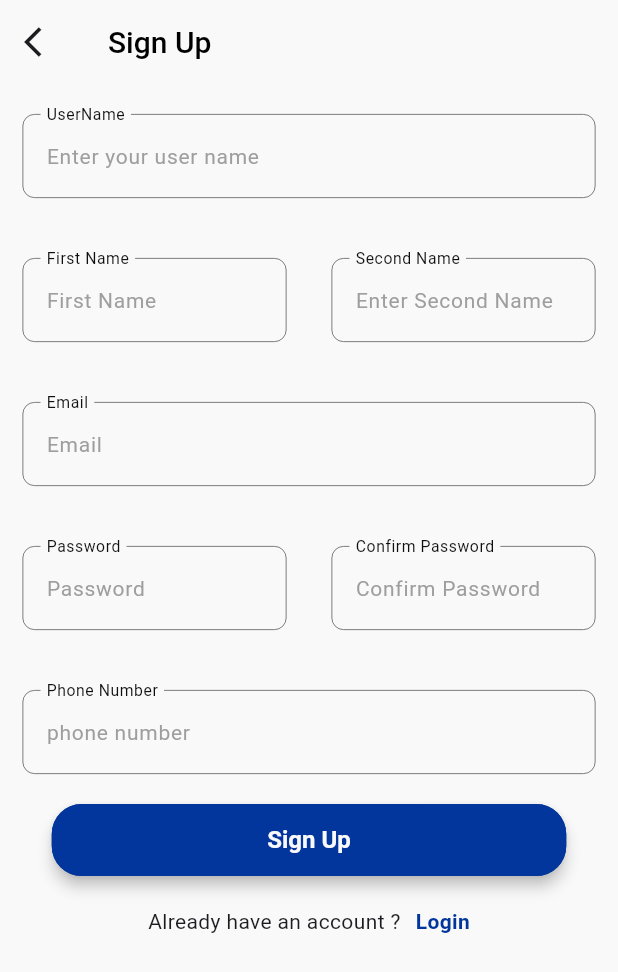
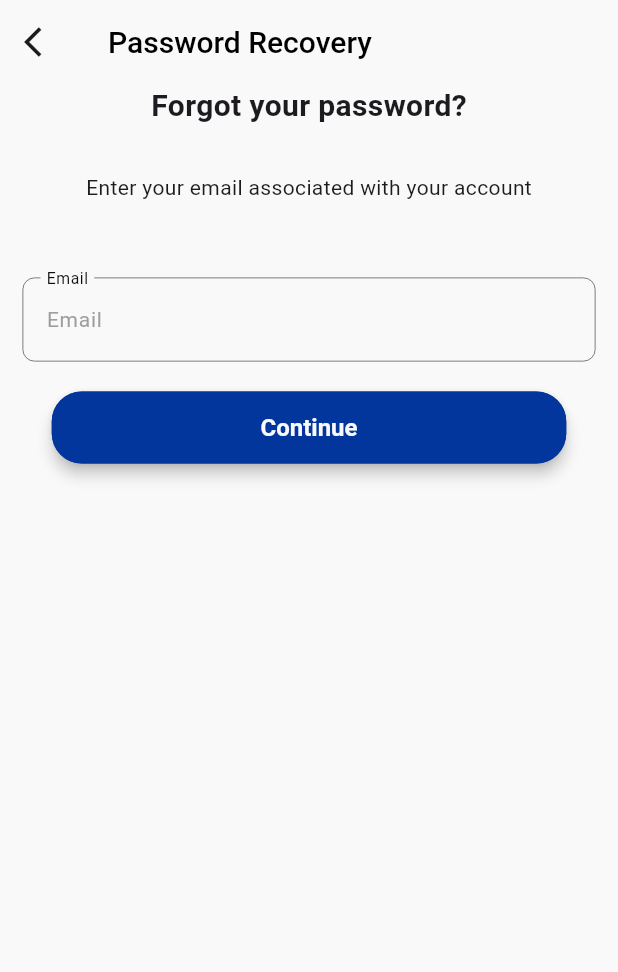
Before and after one commit to CodeMatesOrganization/online_exam_app, a Flutter app: the screen it shows after launch, on a phone screen of 412 x 824 dp. Shown: the top 972 px of the screen. Run offline on Flutter 3.47's test engine with Material 3 defaults, Android fonts, the phone set to English and light mode, and no system bars; our stand-ins replace dio, equatable, flutter_bloc, get_it, injectable, pretty_dio_logger and 1 more; generated files the repository leaves out were written again.

Commit message:
forget password ui

```diff
--- a/lib/main.dart
+++ b/lib/main.dart
@@ -1,6 +1,7 @@
 import 'package:flutter/material.dart';
 import 'package:flutter_bloc/flutter_bloc.dart';
 import 'package:online_exam/core/theme/app_theme.dart';
+import 'package:online_exam/ui/auth/forgetPassword/ForgetPasswordScreen.dart';
 import 'package:online_exam/ui/auth/signUp/SignUpScreen.dart';
 import 'package:online_exam/ui/auth/signUp/SignUpViewModel.dart';
 import 'package:online_exam/ui/common/bloc_observer.dart';
@@ -19,9 +20,12 @@ class MyApp extends StatelessWidget {
     return BlocProvider(
       create: (_) => GetIt.instance<SignUpViewModel>(),
       child: MaterialApp(
-        theme: AppTheme.generalTheme, // ← هنا ضيف الثيم
-
-        home: SignUpScreen(),
+        theme: AppTheme.generalTheme,
+        initialRoute: '/forget_password', // الشاشة اللي تظهر أولاً
+        routes: {
+          '/forget_password': (context) => ForgetPasswordScreen(),
+          '/sign_up': (context) => SignUpScreen(),
+        },
       ),
     );
   }
--- a/lib/ui/auth/forgetPassword/ForgetPasswordScreen.dart
+++ b/lib/ui/auth/forgetPassword/ForgetPasswordScreen.dart
@@ -0,0 +1,112 @@
+import 'package:flutter/material.dart';
+import 'package:flutter_bloc/flutter_bloc.dart';
+import 'package:online_exam/core/theme/app_colors.dart';
+import 'package:online_exam/di.dart';
+import 'package:online_exam/ui/auth/signUp/SignUpContract.dart';
+import 'package:online_exam/ui/auth/signUp/SignUpViewModel.dart';
+import 'package:online_exam/ui/auth/signUp/widget/validator.dart';
+import 'package:online_exam/ui/widget/AppErrorWidget.dart';
+import 'package:online_exam/ui/widget/custome_text.dart';
+
+class ForgetPasswordScreen extends StatefulWidget {
+  static const String routename = "SignUp";
+
+  @override
+  State<ForgetPasswordScreen> createState() => _SignupState();
+}
+
+class _SignupState extends State<ForgetPasswordScreen> {
+
+
+  late TextEditingController emailcontroller;
+
+
+  late final SignUpViewModel viewModel;
+  void initState() {
+    super.initState();
+
+    emailcontroller = TextEditingController();
+
+    viewModel = getIt<SignUpViewModel>();
+  }
+
+
+  @override
+
+  Widget build(BuildContext context) {
+    return BlocProvider(
+      create: (context) => viewModel,
+      child: Scaffold(
+        appBar: AppBar(
+            centerTitle: false,
+            leading:
+            IconButton(onPressed: () {}, icon: Icon(Icons.arrow_back_ios)),
+            title: Text(
+              "Password Recovery",
+              style: TextStyle(
+                  color: Colors.black,
+                  fontSize: 20,
+                  fontWeight: FontWeight.w500),
+            )),
+        body:
+          Center(
+            child: Column(
+              children: [
+                Text("Forgot your password?" , style: TextStyle(fontSize: 20 , fontWeight: FontWeight.bold),),
+                SizedBox(height: 30,),
+                Text("Enter your email associated with your account"),
+                SizedBox(height: 30,),
+                Container(
+                  width: double.infinity,
+                  child: CustomTextField(
+                      hintText: "Email",
+                      labelText: "Email",
+                      controller: emailcontroller,
+                      validator: emailValidator),
+                ),
+
+                BlocConsumer<SignUpViewModel, SignUpState>(
+                  listener: (context, state) {
+                    if (state is SignUpLoadingState) {
+                      showDialog(
+                        context: context,
+                        barrierDismissible: false,
+                        builder: (_) => Center(child: CircularProgressIndicator()),
+                      );
+                    } else {
+                      Navigator.of(context).pop(); // يقفل الـ loading
+                      if (state is SignUpErrorState) {
+                        showDialog(
+                          context: context,
+                          builder: (context) => AlertDialog(
+                            title: Text("Error"),
+                            content: AppErrorWidget(
+                              exception: state.exception,
+                              onRetry: () {
+                                Navigator.pop(context);
+                                },
+                            ),
+                          ),
+                        );
+                      } else if (state is SignUpSuccessState) {
+
+                      }
+                    }
+                  },
+                  builder: (context, state) {
+                    return ElevatedButton(
+                      onPressed: () {
+
+                      },
+                      child: Text("Continue"),
+                    );
+                  },
+                ),
+              ],
+            ),
+          ),
+        ),
+    );
+  }
+
+}
```
